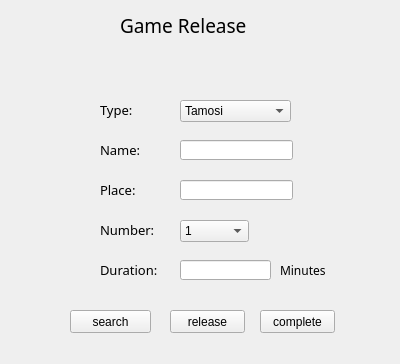
Before: the Qt Designer form adminwindow.ui in NGzzSupud/SchoolSport, drawn with Qt 5.
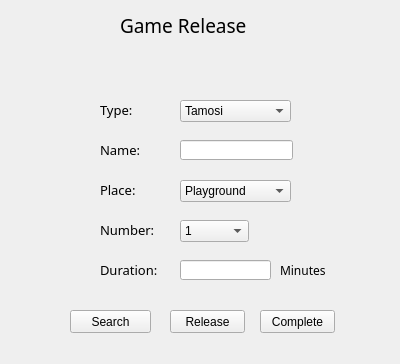
After: the same form once the commit is applied.

```diff
--- a/adminwindow.ui
+++ b/adminwindow.ui
@@ -95,16 +95,6 @@
     <string>Place:</string>
    </property>
   </widget>
-  <widget class="QLineEdit" name="lineEdit_place">
-   <property name="geometry">
-    <rect>
-     <x>180</x>
-     <y>180</y>
-     <width>113</width>
-     <height>20</height>
-    </rect>
-   </property>
-  </widget>
   <widget class="QLineEdit" name="lineEdit_name">
    <property name="geometry">
     <rect>
@@ -144,7 +134,7 @@
     </rect>
    </property>
    <property name="text">
-    <string>release</string>
+    <string>Release</string>
    </property>
   </widget>
   <widget class="QLineEdit" name="lineEdit_duration">
@@ -167,7 +157,7 @@
     </rect>
    </property>
    <property name="text">
-    <string>search</string>
+    <string>Search</string>
    </property>
   </widget>
   <widget class="QLabel" name="label_number">
@@ -175,7 +165,7 @@
     <rect>
      <x>100</x>
      <y>220</y>
-     <width>54</width>
+     <width>60</width>
      <height>20</height>
     </rect>
    </property>
@@ -258,9 +248,34 @@
     </rect>
    </property>
    <property name="text">
-    <string>complete</string>
+    <string>Complete</string>
    </property>
   </widget>
+  <widget class="QComboBox" name="comboBox_place">
+   <property name="geometry">
+    <rect>
+     <x>180</x>
+     <y>180</y>
+     <width>111</width>
+     <height>22</height>
+    </rect>
+   </property>
+   <item>
+    <property name="text">
+     <string>Playground</string>
+    </property>
+   </item>
+   <item>
+    <property name="text">
+     <string>Track</string>
+    </property>
+   </item>
+   <item>
+    <property name="text">
+     <string>Sand Fileld</string>
+    </property>
+   </item>
+  </widget>
  </widget>
  <resources/>
  <connections/>
```
